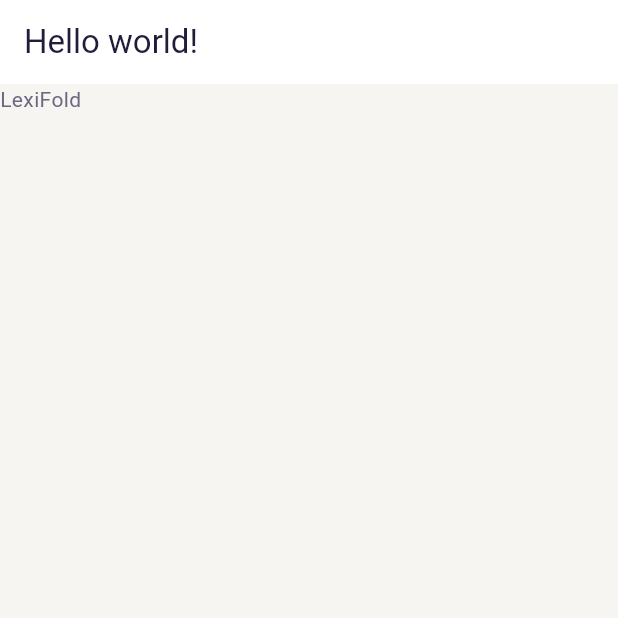
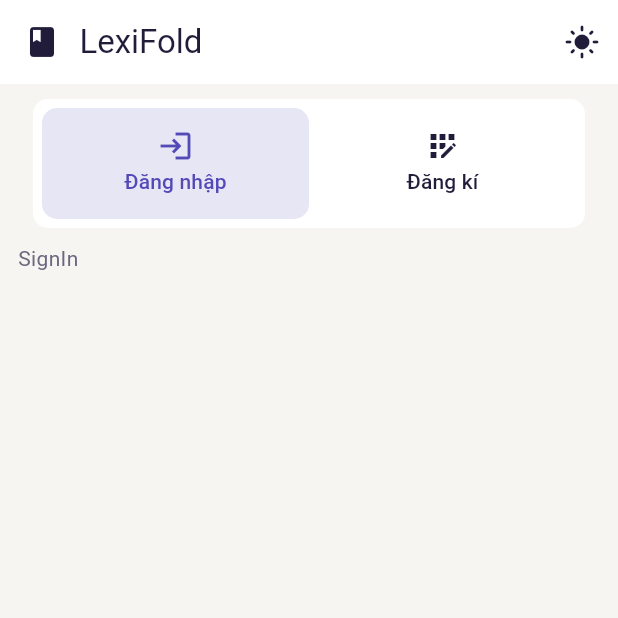
Before and after one commit to NTV-CKN/lexifold-app, a Flutter app: the screen it shows after launch, on a phone screen of 412 x 824 dp, the top half of it. Run offline on Flutter 3.47's test engine with Material 3 defaults, Android fonts, the phone set to English and light mode, and no system bars.

Commit message:
Tạo bộ khung chuyển đổi qua lại cho màn hình đăng nhập và đăng kí

```diff
--- a/analysis_options.yaml
+++ b/analysis_options.yaml
@@ -21,8 +21,8 @@ linter:
   # `// ignore_for_file: name_of_lint` syntax on the line or in the file
   # producing the lint.
   rules:
-    # avoid_print: false  # Uncomment to disable the `avoid_print` rule
-    # prefer_single_quotes: true  # Uncomment to enable the `prefer_single_quotes` rule
+  # avoid_print: false  # Uncomment to disable the `avoid_print` rule
+  # prefer_single_quotes: true  # Uncomment to enable the `prefer_single_quotes` rule
 
 # Additional information about this file can be found at
 # https://dart.dev/guides/language/analysis-options
--- /dev/null
+++ b/lib/features/auth/auth_screen.dart
@@ -0,0 +1,74 @@
+import 'package:flutter/cupertino.dart';
+import 'package:flutter/material.dart';
+import 'package:lexifold/l10n/app_localizations.dart';
+import 'package:lexifold/shared/widget/auth/signin.dart';
+import 'package:lexifold/shared/widget/auth/signup.dart';
+
+class AuthScreen extends StatelessWidget {
+  const AuthScreen({super.key});
+
+  @override
+  Widget build(BuildContext context) {
+    final l10n = AppLocalizations.of(context)!;
+
+    return DefaultTabController(
+      length: 2,
+      child: Scaffold(
+        appBar: AppBar(
+          title: Row(
+            children: [
+              Icon(Icons.book),
+              SizedBox(width: 13),
+              Text(l10n.appName),
+            ],
+          ),
+          actions: [
+            IconButton(
+              onPressed: () {},
+              icon: Icon(Icons.light_mode),
+            ),
+          ],
+        ),
+        body: Padding(
+          padding: EdgeInsetsGeometry.symmetric(horizontal: 12),
+          child: Column(
+            children: [
+              Container(
+                decoration: BoxDecoration(
+                  borderRadius: BorderRadius.circular(10),
+                  color: Theme.of(context).colorScheme.surface,
+                ),
+                padding: EdgeInsets.all(6),
+                margin: EdgeInsets.all(10),
+                child: TabBar(
+                  indicator: BoxDecoration(
+                    color: Theme.of(
+                      context,
+                    ).colorScheme.primary.withAlpha(35),
+                    borderRadius: BorderRadius.circular(10),
+                  ),
+                  indicatorSize: TabBarIndicatorSize.tab,
+                  dividerColor: Colors.transparent,
+                  tabs: [
+                    Tab(
+                      text: l10n.textLogin,
+                      icon: Icon(Icons.login),
+                    ),
+                    Tab(
+                      text: l10n.textSignup,
+                      icon: Icon(Icons.app_registration),
+                    ),
+                  ],
+                ),
+              ),
+              //tab view
+              Expanded(
+                child: TabBarView(children: [SignIn(), SignUp()]),
+              ),
+            ],
+          ),
+        ),
+      ),
+    );
+  }
+}
--- a/lib/l10n/app_localizations.dart
+++ b/lib/l10n/app_localizations.dart
@@ -105,6 +105,12 @@ abstract class AppLocalizations {
   /// In vi, this message translates to:
   /// **'Đăng nhập'**
   String get textLogin;
+
+  /// No description provided for @textSignup.
+  ///
+  /// In vi, this message translates to:
+  /// **'Đăng kí'**
+  String get textSignup;
 }
 
 class _AppLocalizationsDelegate
--- a/lib/l10n/app_localizations_vi.dart
+++ b/lib/l10n/app_localizations_vi.dart
@@ -13,4 +13,7 @@ class AppLocalizationsVi extends AppLocalizations {
 
   @override
   String get textLogin => 'Đăng nhập';
+
+  @override
+  String get textSignup => 'Đăng kí';
 }
--- a/lib/l10n/app_vi.arb
+++ b/lib/l10n/app_vi.arb
@@ -1,4 +1,5 @@
 {
     "appName": "LexiFold",
-    "textLogin": "Đăng nhập"
+    "textLogin": "Đăng nhập",
+    "textSignup": "Đăng kí"
 }
--- a/lib/main.dart
+++ b/lib/main.dart
@@ -1,5 +1,6 @@
 import 'package:flutter/material.dart';
 import 'package:flutter_localizations/flutter_localizations.dart';
+import 'package:lexifold/features/auth/auth_screen.dart';
 import 'package:lexifold/utils/theme_utils.dart';
 
 import 'l10n/app_localizations.dart';
@@ -8,6 +9,7 @@ void main() {
   runApp(
     MaterialApp(
       locale: const Locale("vi"),
+      debugShowCheckedModeBanner: false,
       localizationsDelegates: const [
         AppLocalizations.delegate,
         GlobalMaterialLocalizations.delegate,
@@ -28,9 +30,6 @@ class LexiFoldApp extends StatelessWidget {
 
   @override
   Widget build(BuildContext context) {
-    return Scaffold(
-      appBar: AppBar(title: Text('Hello world!')),
-      body: Text(AppLocalizations.of(context)?.appName ?? "Unknown"),
-    );
+    return AuthScreen();
   }
 }
--- /dev/null
+++ b/lib/shared/widget/auth/signin.dart
@@ -0,0 +1,17 @@
+import 'package:flutter/cupertino.dart';
+
+class SignIn extends StatefulWidget {
+  const SignIn({super.key});
+
+  @override
+  State<StatefulWidget> createState() {
+    return _SignInState();
+  }
+}
+
+class _SignInState extends State<SignIn> {
+  @override
+  Widget build(BuildContext context) {
+    return Text("SignIn");
+  }
+}
--- /dev/null
+++ b/lib/shared/widget/auth/signup.dart
@@ -0,0 +1,17 @@
+import 'package:flutter/cupertino.dart';
+
+class SignUp extends StatefulWidget {
+  const SignUp({super.key});
+
+  @override
+  State<StatefulWidget> createState() {
+    return _SignUpState();
+  }
+}
+
+class _SignUpState extends State<SignUp> {
+  @override
+  Widget build(BuildContext context) {
+    return Text("SignUp");
+  }
+}
--- a/pubspec.yaml
+++ b/pubspec.yaml
@@ -36,6 +36,7 @@ dependencies:
   # The following adds the Cupertino Icons font to your application.
   # Use with the CupertinoIcons class for iOS style icons.
   cupertino_icons: ^1.0.8
+  icons_flutter: ^0.0.6
 
 dev_dependencies:
   flutter_test:
```
Also changed, not shown: pubspec.lock.
